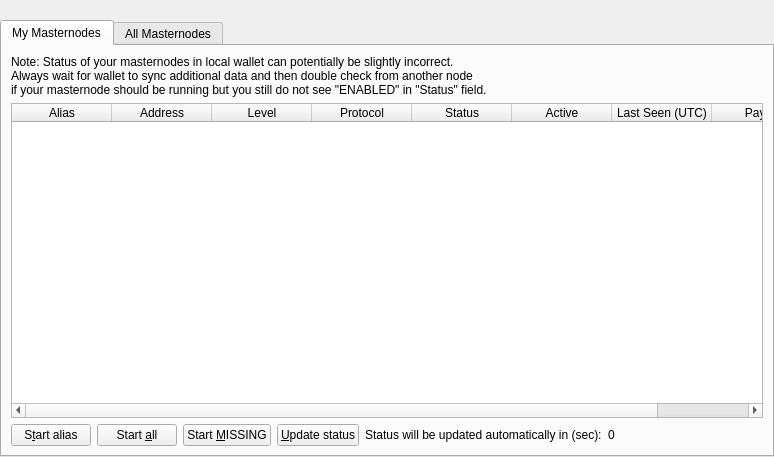
Before: the Qt Designer form src/qt/forms/masternodelist.ui in Cyprella/GreenPayCoin, drawn with Qt 5.
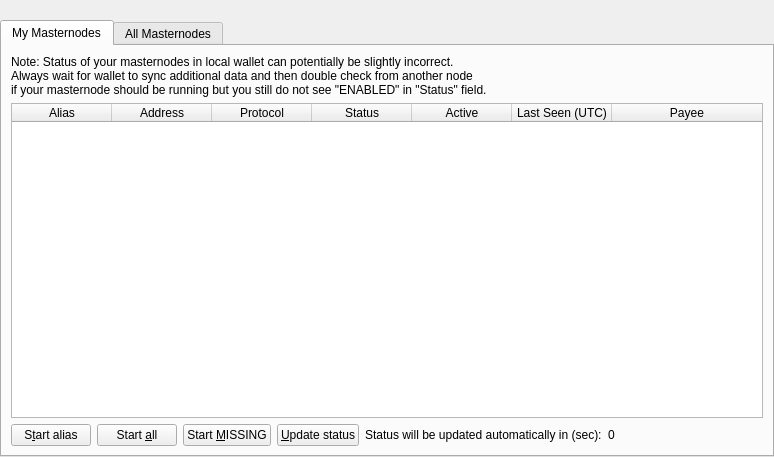
After: the same form once the commit is applied.

```diff
--- a/src/qt/forms/masternodelist.ui
+++ b/src/qt/forms/masternodelist.ui
@@ -109,11 +109,6 @@
                <string>Address</string>
               </property>
              </column>
-             <column>
-              <property name="text">
-               <string>Level</string>
-              </property>
-             </column>
              <column>
               <property name="text">
                <string>Protocol</string>
```
Left out of the diff: 5 changed lines with no effect on the pictures.
